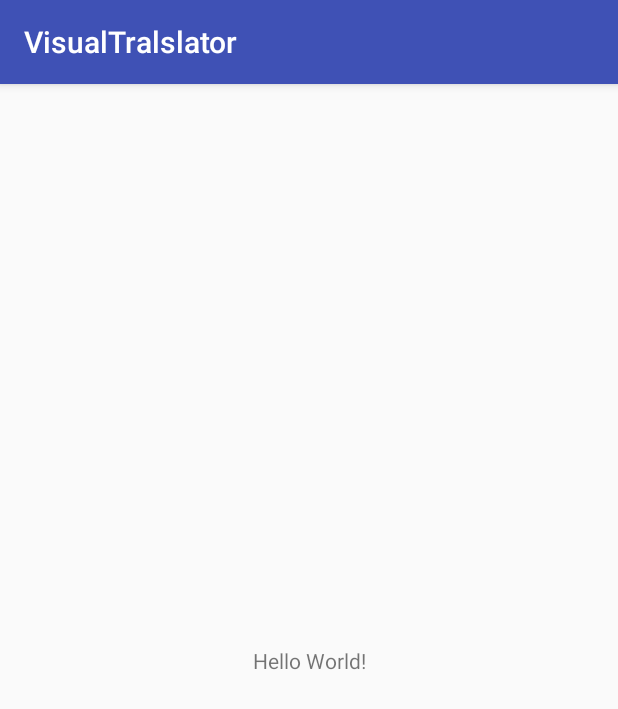
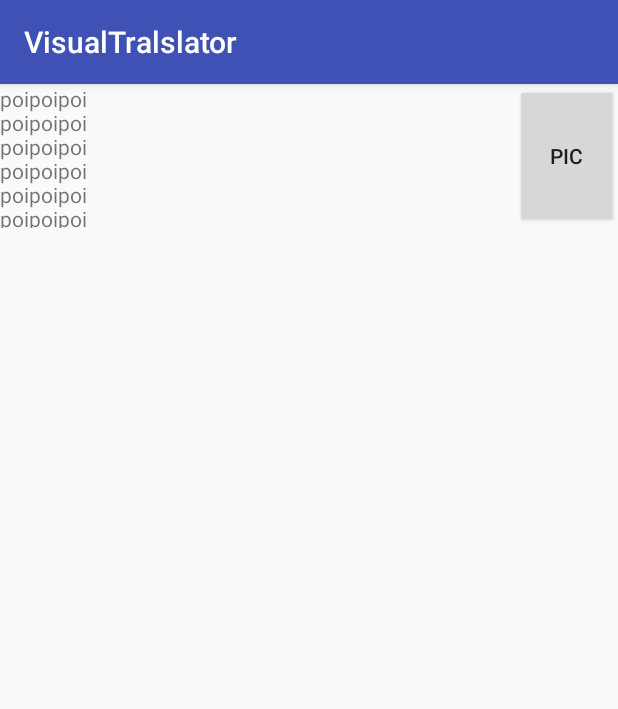
Before and after one commit to darenom/translator, an Android app: the screen it shows after launch (MainActivity), on a phone screen of 412 x 824 dp. Shown: the top 709 px of the screen. Run offline under Robolectric (Android 15) with nearby library versions, the phone set to English and light mode, and no system bars.

```diff
--- a/app/src/main/AndroidManifest.xml
+++ b/app/src/main/AndroidManifest.xml
@@ -1,6 +1,9 @@
 <?xml version="1.0" encoding="utf-8"?>
 <manifest xmlns:android="http://schemas.android.com/apk/res/android"
     package="org.darenom.visualtralslator">
+
+    <uses-feature android:name="android.hardware.camera"
+        android:required="true" />
 
     <application
         android:allowBackup="true"
--- a/app/src/main/java/org/darenom/visualtralslator/MainActivity.java
+++ b/app/src/main/java/org/darenom/visualtralslator/MainActivity.java
@@ -1,13 +1,52 @@
 package org.darenom.visualtralslator;
 
+import android.content.Intent;
+import android.graphics.Bitmap;
+import android.provider.MediaStore;
 import android.support.v7.app.AppCompatActivity;
 import android.os.Bundle;
+import android.support.v7.widget.ButtonBarLayout;
+import android.view.View;
+import android.widget.Button;
+import android.widget.ImageView;
 
 public class MainActivity extends AppCompatActivity {
+
+    static final int REQUEST_IMAGE_CAPTURE = 1;
+
+    private ImageView mImageView;
+    private Button mButton;
 
     @Override
     protected void onCreate(Bundle savedInstanceState) {
         super.onCreate(savedInstanceState);
         setContentView(R.layout.activity_main);
+
+        mImageView = (ImageView) findViewById(R.id.bmp);
+        mButton = (Button) findViewById(R.id.pic);
+        mButton.setOnClickListener(new View.OnClickListener() {
+            @Override
+            public void onClick(View v) {
+                dispatchTakePictureIntent();
+            }
+        });
+
     }
+
+    private void dispatchTakePictureIntent() {
+        Intent takePictureIntent = new Intent(MediaStore.ACTION_IMAGE_CAPTURE);
+        if (takePictureIntent.resolveActivity(getPackageManager()) != null) {
+            startActivityForResult(takePictureIntent, REQUEST_IMAGE_CAPTURE);
+        }
+    }
+
+    @Override
+    protected void onActivityResult(int requestCode, int resultCode, Intent data) {
+        if (requestCode == REQUEST_IMAGE_CAPTURE && resultCode == RESULT_OK) {
+            Bundle extras = data.getExtras();
+            Bitmap imageBitmap = (Bitmap) extras.get("data");
+            mImageView.setImageBitmap(imageBitmap);
+        }
+    }
+
 }
--- a/app/src/main/res/layout/activity_main.xml
+++ b/app/src/main/res/layout/activity_main.xml
@@ -1,18 +1,41 @@
 <?xml version="1.0" encoding="utf-8"?>
-<android.support.constraint.ConstraintLayout xmlns:android="http://schemas.android.com/apk/res/android"
-    xmlns:app="http://schemas.android.com/apk/res-auto"
+<LinearLayout xmlns:android="http://schemas.android.com/apk/res/android"
     xmlns:tools="http://schemas.android.com/tools"
     android:layout_width="match_parent"
     android:layout_height="match_parent"
+    android:orientation="vertical"
     tools:context="org.darenom.visualtralslator.MainActivity">
 
-    <TextView
-        android:layout_width="wrap_content"
-        android:layout_height="wrap_content"
-        android:text="Hello World!"
-        app:layout_constraintBottom_toBottomOf="parent"
-        app:layout_constraintLeft_toLeftOf="parent"
-        app:layout_constraintRight_toRightOf="parent"
-        app:layout_constraintTop_toTopOf="parent" />
+    <LinearLayout
+        android:layout_weight="1"
+        android:id="@+id/bar"
+        android:orientation="horizontal"
+        android:layout_width="match_parent"
+        android:layout_height="0dp">
+        <ScrollView
+            android:layout_weight="5"
+            android:layout_width="0dp"
+            android:layout_height="match_parent">
+            <TextView
+                android:id="@+id/text"
+                android:text="poipoipoi\npoipoipoi\npoipoipoi\npoipoipoi\npoipoipoi\npoipoipoi\n"
+                android:layout_width="match_parent"
+                android:layout_height="wrap_content" />
+        </ScrollView>
 
-</android.support.constraint.ConstraintLayout>
+        <Button
+            android:layout_weight="1"
+            android:id="@+id/pic"
+            android:layout_width="0dp"
+            android:layout_height="match_parent"
+
+            android:text="PiC" />
+    </LinearLayout>
+
+    <ImageView
+        android:layout_weight="7"
+        android:id="@+id/bmp"
+        android:layout_width="match_parent"
+        android:layout_height="0dp" />
+
+</LinearLayout>
```
